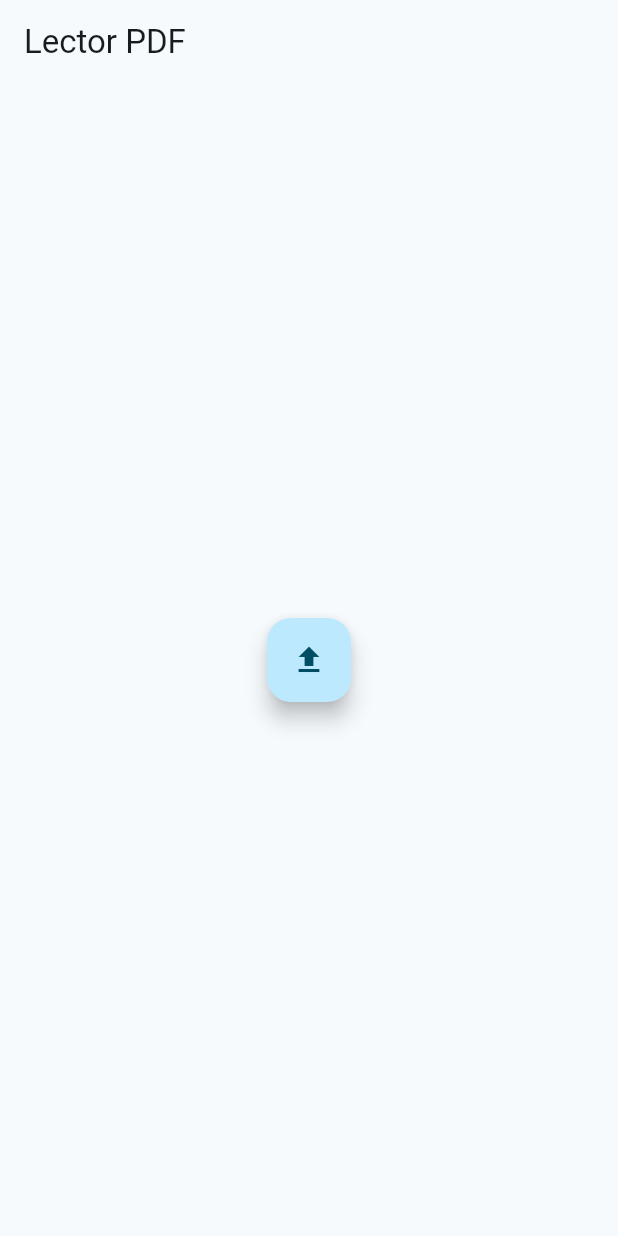
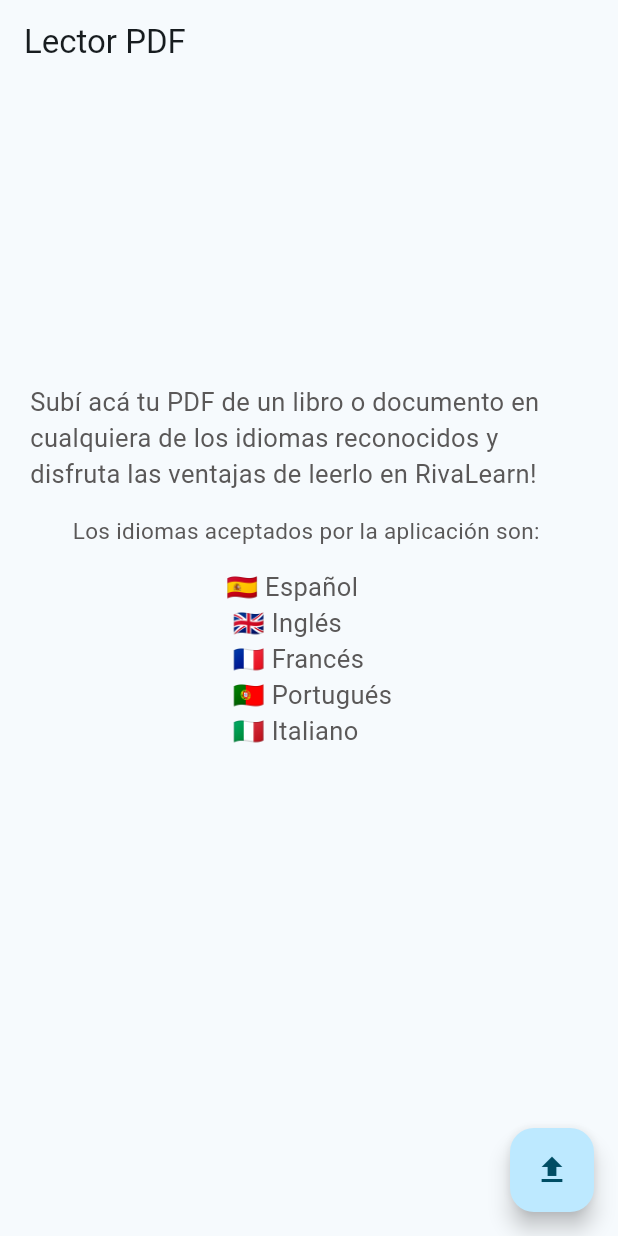
Before and after one commit to Natalia443/RivaLearn-Mobile, a Flutter app: the PDFViewerScreen screen opened by its route, on a phone screen of 412 x 824 dp. Run offline on Flutter 3.47's test engine with Material 3 defaults, Android fonts, the phone set to English and light mode, and no system bars; our stand-ins replace file_picker, flutter_riverpod, go_router; missing offline and left inert: syncfusion_flutter_pdfviewer.

Commit message:
modificacion en pdf scanner y nuevo texto explicativo

```diff
--- a/lib/core/data/lang_datasource.dart
+++ b/lib/core/data/lang_datasource.dart
@@ -6,7 +6,6 @@ final langList = [
   Language(name: "🇫🇷 - Français", code: "fr"),
   Language(name: "🇮🇹 - Italiano", code: "it"),
   Language(name: "🇵🇹 - Portugues", code: "pt"),
-  Language(name: "🇩🇪 - Deutsch", code: "de"),
 ];
 
 final deeplTargetLangList = [
@@ -15,5 +14,4 @@ final deeplTargetLangList = [
   Language(name: "🇫🇷 - Français", code: "fr"),
   Language(name: "🇮🇹 - Italiano", code: "it"),
   Language(name: "🇵🇹 - Portugues", code: "pt-BR"),
-  Language(name: "🇩🇪 - Deutsch", code: "de"),
 ];
--- a/lib/screens/pdf_reader/pdf_reader_screen.dart
+++ b/lib/screens/pdf_reader/pdf_reader_screen.dart
@@ -1,6 +1,7 @@
 import 'dart:io';
+
+import 'package:file_picker/file_picker.dart';
 import 'package:flutter/material.dart';
-import 'package:file_picker/file_picker.dart';
 import 'package:syncfusion_flutter_pdfviewer/pdfviewer.dart';
 
 class PDFViewerScreen extends StatefulWidget {
@@ -17,10 +18,7 @@ class PDFViewerScreenState extends State<PDFViewerScreen> {
   @override
   Widget build(BuildContext context) {
     return Scaffold(
-      appBar: AppBar(
-        title: const Text('Lector PDF'),
-      ),
-      body: Center(
+        floatingActionButton: SizedBox(
           child: pdfPath != null
               ? SfPdfViewer.file(
                   File(pdfPath!),
@@ -42,6 +40,35 @@ class PDFViewerScreenState extends State<PDFViewerScreen> {
                   child: const Icon(Icons.file_upload),
                 ),
         ),
-    );
+        appBar: AppBar(
+          title: const Text('Lector PDF'),
+        ),
+        body: const Padding(
+          padding: EdgeInsets.only(right: 20, left: 20),
+          child: Column(children: [
+            SizedBox(
+              height: 200,
+            ),
+            Text(
+              'Subí acá tu PDF de un libro o documento en cualquiera de los idiomas reconocidos y disfruta las ventajas de leerlo en RivaLearn!',
+              style: TextStyle(
+                  fontSize: 17, color: Color.fromARGB(255, 90, 88, 88)),
+            ),
+            SizedBox(
+              height: 15,
+            ),
+            Text('Los idiomas aceptados por la aplicación son: ',
+                style: TextStyle(
+                    fontSize: 15, color: Color.fromARGB(255, 90, 88, 88))),
+            SizedBox(
+              height: 15,
+            ),
+            Text(
+              '🇪🇸 Español\n 🇬🇧 Inglés\n 🇫🇷 Francés\n 🇵🇹 Portugués\n 🇮🇹 Italiano',
+              style: TextStyle(
+                  fontSize: 17, color: Color.fromARGB(255, 90, 88, 88)),
+            ),
+          ]),
+        ));
   }
 }
```
Lines whose indentation alone changed are shown as unchanged.
